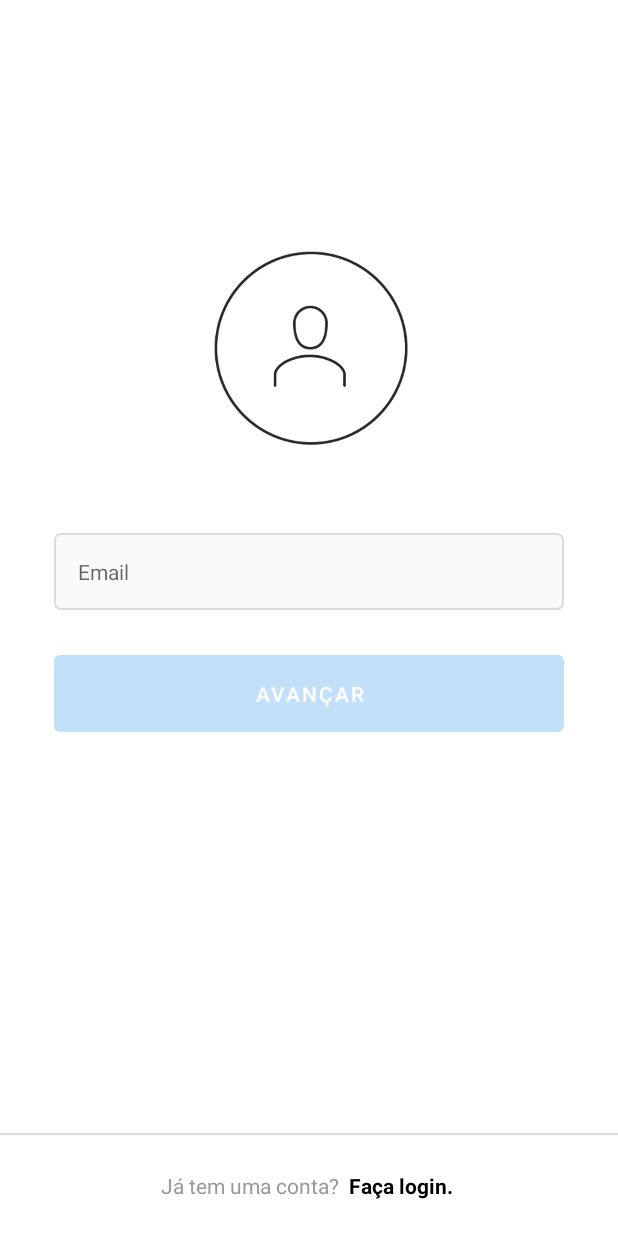
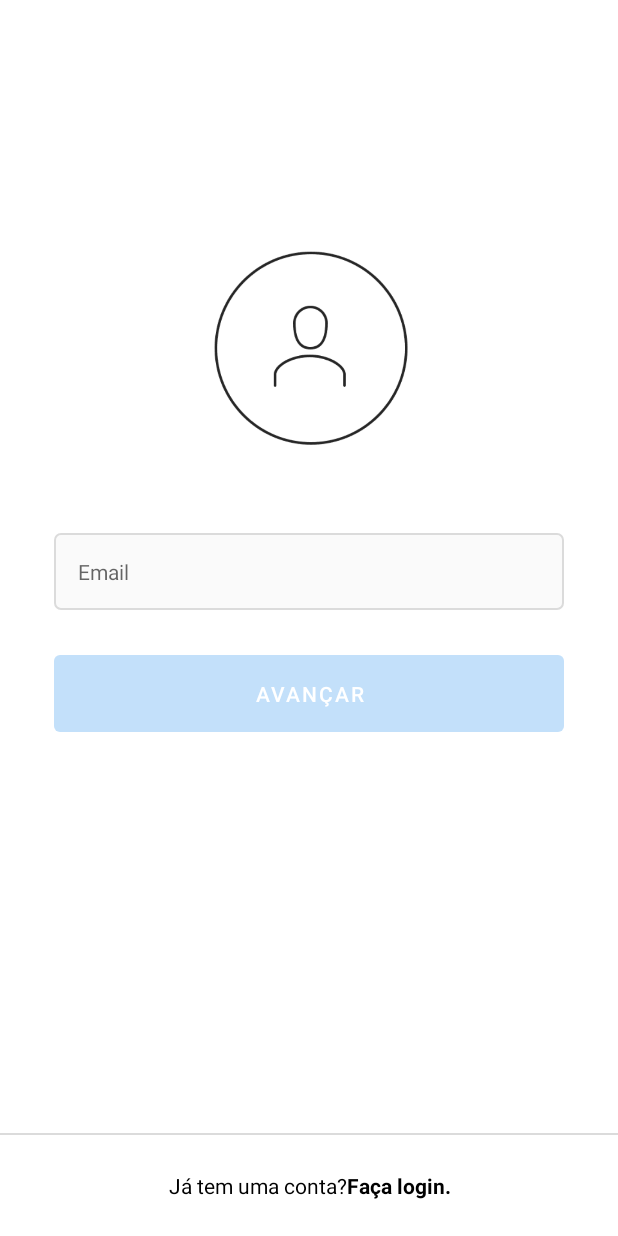
Before and after one commit to tlcampos/InstagramApp, an Android app: the RegisterActivity screen opened directly, with no data from a screen before it, on a phone screen of 412 x 824 dp. Run offline under Robolectric (Android 15) with nearby library versions, the phone set to English and light mode, and no system bars.

```diff
--- a/app/src/main/java/com/example/instagramapp/common/view/CustomDialog.kt
+++ b/app/src/main/java/com/example/instagramapp/common/view/CustomDialog.kt
@@ -4,6 +4,7 @@ import android.app.Dialog
 import android.content.Context
 import android.os.Bundle
 import android.view.View
+import android.view.Window
 import android.widget.LinearLayout
 import android.widget.TextView
 import com.example.instagramapp.R
@@ -46,6 +47,7 @@ class CustomDialog(context: Context) : Dialog(context) {
     }
 
     override fun show() {
+        requestWindowFeature(Window.FEATURE_NO_TITLE)
         super.show()
 
         titleId.let {
--- /dev/null
+++ b/app/src/main/java/com/example/instagramapp/extension/ActivityExtension.kt
@@ -0,0 +1,16 @@
+package com.example.instagramapp.extension
+
+import android.app.Activity
+import android.view.View
+import android.view.inputmethod.InputMethodManager
+
+fun Activity.hideKeyboard(){
+    val imm: InputMethodManager = getSystemService(Activity.INPUT_METHOD_SERVICE) as InputMethodManager
+
+    var view: View? = currentFocus
+    if (view == null) {
+        view = View(this)
+    }
+
+    imm.hideSoftInputFromWindow(view?.windowToken, 0)
+}
--- a/app/src/main/java/com/example/instagramapp/register/view/RegisterActivity.kt
+++ b/app/src/main/java/com/example/instagramapp/register/view/RegisterActivity.kt
@@ -13,6 +13,7 @@ import com.example.instagramapp.R
 import com.example.instagramapp.common.view.CropperImageFragment
 import com.example.instagramapp.common.view.CropperImageFragment.Companion.KEY_URI
 import com.example.instagramapp.databinding.ActivityRegisterBinding
+import com.example.instagramapp.extension.hideKeyboard
 import com.example.instagramapp.main.view.MainActivity
 import com.example.instagramapp.register.view.RegisterNamePasswordFragment.Companion.KEY_EMAIL
 import com.example.instagramapp.register.view.RegisterWelcomeFragment.Companion.KEY_NAME
@@ -131,6 +132,7 @@ class RegisterActivity : AppCompatActivity(), FragmentAttachListener {
                 commit()
             }
         }
+        hideKeyboard()
     }
 
     private fun openImageCropper(uri: Uri) {
--- a/app/src/main/res/layout/activity_login.xml
+++ b/app/src/main/res/layout/activity_login.xml
@@ -105,6 +105,7 @@
         android:background="@color/white"
         android:padding="24dp"
         android:text="@string/does_not_have_account"
+        android:textColor="@color/black"
         android:textAlignment="center"
         app:layout_constraintBottom_toBottomOf="parent"
         app:layout_constraintEnd_toEndOf="parent"
--- a/app/src/main/res/layout/button_loading.xml
+++ b/app/src/main/res/layout/button_loading.xml
@@ -10,6 +10,7 @@
         android:layout_width="32dp"
         android:layout_height="32dp"
         android:indeterminateTint="@color/white"
+        android:indeterminateTintMode="src_in"
         android:elevation="2dp"
         android:layout_marginTop="16dp"
         android:visibility="gone"
--- a/app/src/main/res/layout/fragment_register_email.xml
+++ b/app/src/main/res/layout/fragment_register_email.xml
@@ -72,6 +72,7 @@
         android:background="@color/white"
         android:padding="24dp"
         android:text="@string/already_has_account"
+        android:textColor="@color/black"
         android:textAlignment="center"
         app:layout_constraintBottom_toBottomOf="parent"
         app:layout_constraintEnd_toEndOf="parent"
--- a/app/src/main/res/layout/fragment_register_name_password.xml
+++ b/app/src/main/res/layout/fragment_register_name_password.xml
@@ -91,6 +91,7 @@
         android:background="@color/white"
         android:padding="24dp"
         android:text="@string/already_has_account"
+        android:textColor="@color/black"
         android:textAlignment="center"
         app:layout_constraintBottom_toBottomOf="parent"
         app:layout_constraintEnd_toEndOf="parent"
--- a/app/src/main/res/values/strings.xml
+++ b/app/src/main/res/values/strings.xml
@@ -4,18 +4,8 @@
     <string name="password">Senha</string>
     <string name="enter">Entrar</string>
     <string name="or">ou</string>
-    <string name="does_not_have_account">
-Não tem uma conta?
-<b>
-<font color="#000000">Cadastre-se.</font>
-</b>
-</string>
-    <string name="already_has_account">
-Já tem uma conta?
-<b>
-<font color="#000000">Faça login.</font>
-</b>
-</string>
+    <string name="does_not_have_account">Não tem uma conta?<b>Cadastre-se.</b></string>
+    <string name="already_has_account">Já tem uma conta?<b>Faça login.</b></string>
     <string name="title_activity_register">RegisterActivity</string>
     <string name="action_settings">Settings</string>
     <string name="next">Avançar</string>
```
Also changed, not shown: app/src/main/java/com/example/instagramapp/main/view/MainActivity.kt (+7 -7 lines).
